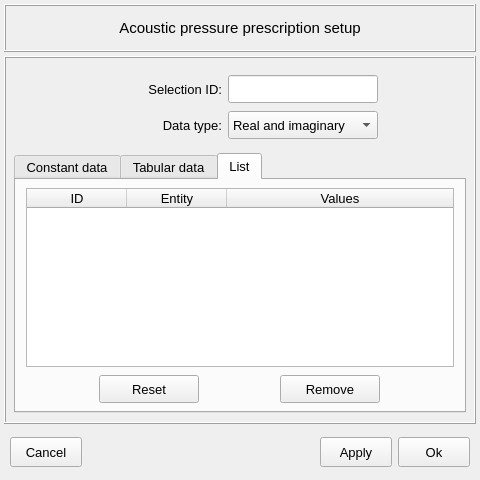
This is vibra/interface/data/ui_files/model/acoustic/excitations/acoustic_pressure_inputs.ui in MOPT-UFSC/VIBRA as Qt 5 draws it before an edit. The edited form follows.
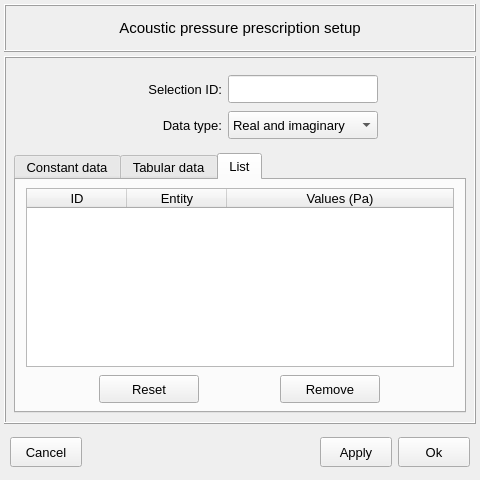
This is the edited form. The open tabs and pages were chosen to show the change. Icons and pictures are not drawn.

Patch:
```diff
--- a/vibra/interface/data/ui_files/model/acoustic/excitations/acoustic_pressure_inputs.ui
+++ b/vibra/interface/data/ui_files/model/acoustic/excitations/acoustic_pressure_inputs.ui
@@ -972,7 +972,7 @@
             </column>
             <column>
              <property name="text">
-              <string>Values</string>
+              <string>Values (Pa)</string>
              </property>
              <property name="textAlignment">
               <set>AlignCenter</set>
```
